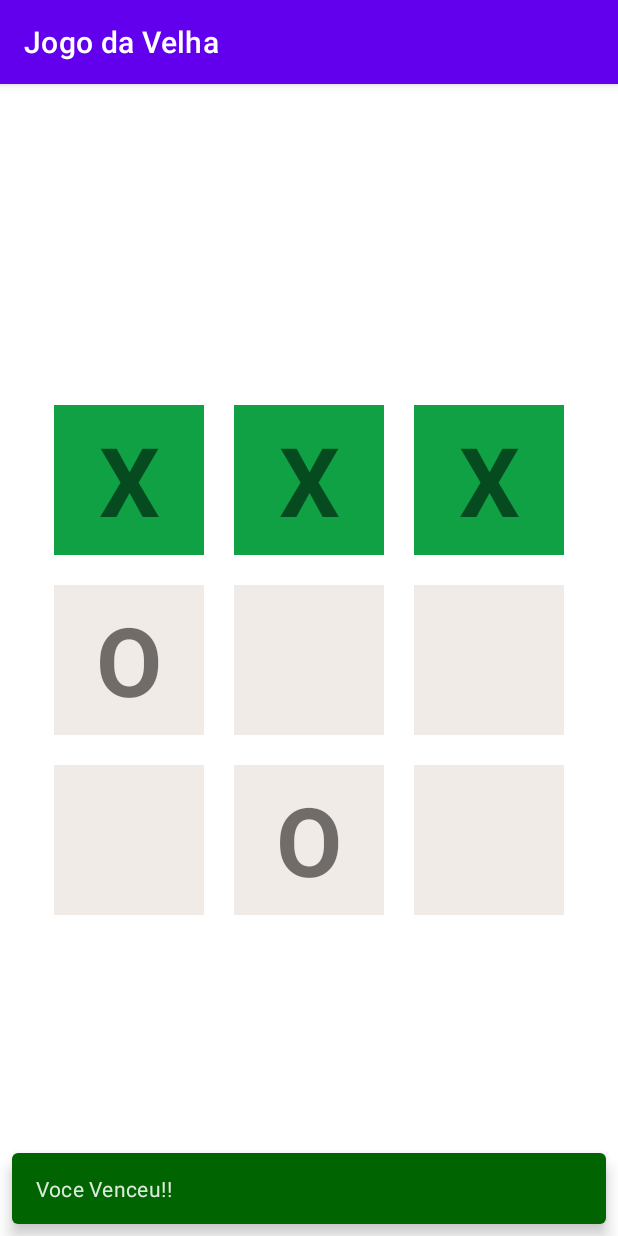
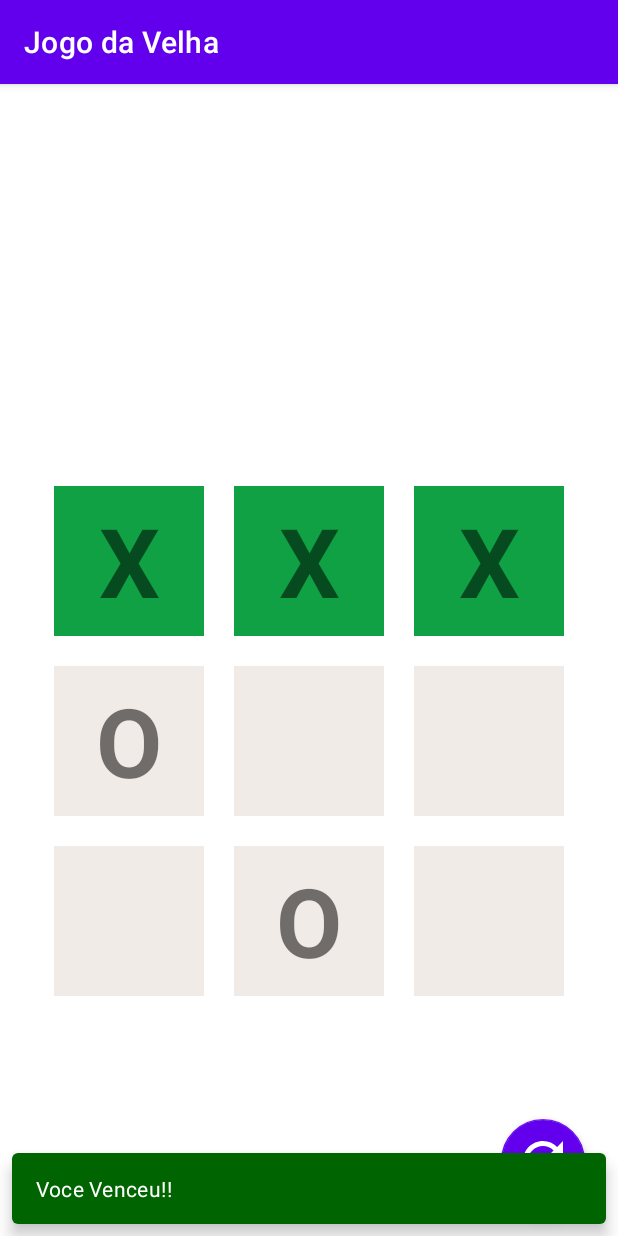
Before and after one commit to CelsoMatiazi/Android_Studies, an Android app: the TableActivity screen opened directly, with no data from a screen before it, after a tap on an icon or button, on a phone screen of 412 x 824 dp. Run offline under Robolectric (Android 15) with nearby library versions, the phone set to English and light mode, and no system bars; 3 other taps on this screen came first.

Commit message:
codificando o jogo da velha

```diff
--- a/app/src/main/java/com/example/cursoandroiddh/Fragments/LifeCicle/MainActivityFragment.kt
+++ b/app/src/main/java/com/example/cursoandroiddh/Fragments/LifeCicle/MainActivityFragment.kt
@@ -7,7 +7,7 @@ import com.example.cursoandroiddh.R
 
 class MainActivityFragment : AppCompatActivity() {
 
-    val nameClass = "Teste" + this.javaClass.name
+    private val nameClass = "Teste" + this.javaClass.name
 
     override fun onCreate(savedInstanceState: Bundle?) {
         super.onCreate(savedInstanceState)
--- a/app/src/main/java/com/example/cursoandroiddh/JogoDaVelha/TableActivity.kt
+++ b/app/src/main/java/com/example/cursoandroiddh/JogoDaVelha/TableActivity.kt
@@ -4,12 +4,11 @@ import android.graphics.Color
 import androidx.appcompat.app.AppCompatActivity
 import android.os.Bundle
 import android.widget.TextView
-import android.widget.Toast
 import com.example.cursoandroiddh.R
+import com.google.android.material.floatingactionbutton.FloatingActionButton
 import com.google.android.material.snackbar.BaseTransientBottomBar
 import com.google.android.material.snackbar.Snackbar
 import java.util.*
-
 
 class TableActivity : AppCompatActivity() {
 
@@ -24,14 +23,12 @@ class TableActivity : AppCompatActivity() {
     lateinit var matrix_6: TextView
     lateinit var matrix_7: TextView
     lateinit var matrix_8: TextView
-
+    lateinit var fab_velha: FloatingActionButton
 
 
     override fun onCreate(savedInstanceState: Bundle?) {
         super.onCreate(savedInstanceState)
         setContentView(R.layout.activity_table)
-
-
 
         title = "Jogo da Velha"
 
@@ -44,14 +41,12 @@ class TableActivity : AppCompatActivity() {
         matrix_6 = findViewById(R.id.matrix_6)
         matrix_7 = findViewById(R.id.matrix_7)
         matrix_8 = findViewById(R.id.matrix_8)
+        fab_velha = findViewById(R.id.fab_velha)
 
         listeners()
-
-
+        resetGame()
 
     }
-
-
 
 
     private fun listeners(){
@@ -90,10 +85,12 @@ class TableActivity : AppCompatActivity() {
 
             if(win()){
                 println("Voce venceu")
-                    showSnackbar("Voce Venceu!!")
+                showSnackbar("Voce Venceu!!", "X")
             }else{
                 if(!endGame()){
                     autoPlayer()
+                }else{
+                    showSnackbar("Deu Velha!!", "V")
                 }
 
             }
@@ -109,13 +106,15 @@ class TableActivity : AppCompatActivity() {
         if(matrixTable[position].isBlank()){
             matrixTable[position] = "O"
 
+            if(win()){
+                updateTable(matrixTable)
+            }else{
                 Timer().schedule(object: TimerTask(){
                     override fun run() {
                         updateTable(matrixTable)
                     }
                 }, 1000)
-
-
+            }
 
         }else{
             if(!win() && !endGame()){
@@ -125,11 +124,13 @@ class TableActivity : AppCompatActivity() {
 
         if(win()){
             println("Voce perdeu")
-                showSnackbar("Voce Perdeu!!")
+            showSnackbar("Voce Perdeu!!", "O")
         }
 
-
-
+        if(endGame()){
+            println("Deu Velha")
+            showSnackbar("Deu Velha!!", "V")
+        }
     }
 
     private fun win():Boolean{
@@ -147,7 +148,7 @@ class TableActivity : AppCompatActivity() {
     private fun comparePosition(pos1: Int, pos2: Int, pos3: Int): Boolean{
 
         return if(
-            (matrixTable[pos1] == matrixTable[pos2] &&
+            (matrixTable[pos1] == matrixTable[pos2]  &&
              matrixTable[pos2] == matrixTable[pos3]) &&
              matrixTable[pos1] != ""){
 
@@ -162,12 +163,13 @@ class TableActivity : AppCompatActivity() {
     }
 
     private fun changeBackColor(a: Int) {
-        var color : Int
 
-        if(matrixTable[a] == "X"){
-            color = resources.getColor(R.color.green)
-        }else{
-            color = resources.getColor(R.color.red)
+        val color : Int
+
+        when(matrixTable[a]){
+            "X" -> color = resources.getColor(R.color.green)
+            "O" -> color = resources.getColor(R.color.red)
+            else -> color = resources.getColor(R.color.grey_light)
         }
 
         when(a){
@@ -190,10 +192,37 @@ class TableActivity : AppCompatActivity() {
     }
 
 
-    private fun showSnackbar(text: String){
-        Snackbar.make(window.decorView.rootView, text, Snackbar.LENGTH_INDEFINITE)
-            .setAnimationMode(BaseTransientBottomBar.ANIMATION_MODE_FADE)
-            .setBackgroundTint(Color.parseColor("#006400")).show()
+    private fun showSnackbar(text: String, player: String){
+
+        val color: String = when(player){
+            "O" -> "#FF0000"
+            "X" -> "#006400"
+            else -> "#E66926"
+        }
+
+        Snackbar.make(window.decorView.rootView, text, Snackbar.LENGTH_LONG)
+            .setAnimationMode(BaseTransientBottomBar.ANIMATION_MODE_SLIDE)
+            .setBackgroundTint(Color.parseColor(color)).show()
+    }
+
+
+    private fun resetGame(){
+        fab_velha.setOnClickListener{
+            matrixTable = mutableListOf<String>("","","","","","","","","")
+            matrix_0.text = ""
+            matrix_1.text = ""
+            matrix_2.text = ""
+            matrix_3.text = ""
+            matrix_4.text = ""
+            matrix_5.text = ""
+            matrix_6.text = ""
+            matrix_7.text = ""
+            matrix_8.text = ""
+
+            for (i in 0..8){
+                changeBackColor(i)
+            }
+        }
     }
 
 
--- a/app/src/main/java/com/example/cursoandroiddh/LoginScreen/LoginScreen1.kt
+++ b/app/src/main/java/com/example/cursoandroiddh/LoginScreen/LoginScreen1.kt
@@ -11,9 +11,9 @@ import com.example.cursoandroiddh.R
 class LoginScreen1 : AppCompatActivity() {
 
 
-    lateinit var buttonLogin: Button
-    lateinit var nomeLogin: EditText
-    lateinit var emailLogin: EditText
+    private lateinit var buttonLogin: Button
+    private lateinit var nomeLogin: EditText
+    private lateinit var emailLogin: EditText
 
 
     override fun onCreate(savedInstanceState: Bundle?) {
--- /dev/null
+++ b/app/src/main/res/drawable/ic_baseline_refresh_24.xml
@@ -0,0 +1,5 @@
+<vector android:height="24dp" android:tint="#FFFFFF"
+    android:viewportHeight="24" android:viewportWidth="24"
+    android:width="24dp" xmlns:android="http://schemas.android.com/apk/res/android">
+    <path android:fillColor="@android:color/white" android:pathData="M17.65,6.35C16.2,4.9 14.21,4 12,4c-4.42,0 -7.99,3.58 -7.99,8s3.57,8 7.99,8c3.73,0 6.84,-2.55 7.73,-6h-2.08c-0.82,2.33 -3.04,4 -5.65,4 -3.31,0 -6,-2.69 -6,-6s2.69,-6 6,-6c1.66,0 3.14,0.69 4.22,1.78L13,11h7V4l-2.35,2.35z"/>
+</vector>
--- a/app/src/main/res/layout/activity_table.xml
+++ b/app/src/main/res/layout/activity_table.xml
@@ -8,6 +8,12 @@
     android:gravity="center"
     tools:context=".JogoDaVelha.TableActivity">
 
+
+    <LinearLayout
+        android:layout_width="match_parent"
+        android:layout_height="match_parent"
+        android:gravity="bottom"
+        android:orientation="vertical">
 
         <LinearLayout
             android:gravity="center"
@@ -200,6 +206,36 @@
         </LinearLayout>
 
 
+        <FrameLayout
+            android:layout_width="match_parent"
+            android:layout_height="100dp"
+            android:layout_marginTop="60dp">
+
+            <com.google.android.material.floatingactionbutton.FloatingActionButton
+                android:id="@+id/fab_velha"
+                android:layout_width="match_parent"
+                android:layout_height="match_parent"
+                android:src="@drawable/ic_baseline_refresh_24"
+                app:maxImageSize="40dp"
+                app:backgroundTint="#FF6200EE"
+                app:tint="@android:color/white"
+                android:layout_gravity="bottom|right"
+                android:layout_margin="22dp"
+                android:clickable="true"
+                />
+
+
+
+        </FrameLayout>
+
 
 
     </LinearLayout>
+
+
+
+
+
+
+
+</LinearLayout>
```
Also changed, not shown: app/src/main/AndroidManifest.xml (+4 -4 lines), app/src/main/java/com/example/cursoandroiddh/Layouts/LinearLayout/LinearLayout.kt (+4 -4 lines). Lines whose indentation alone changed are shown as unchanged.
